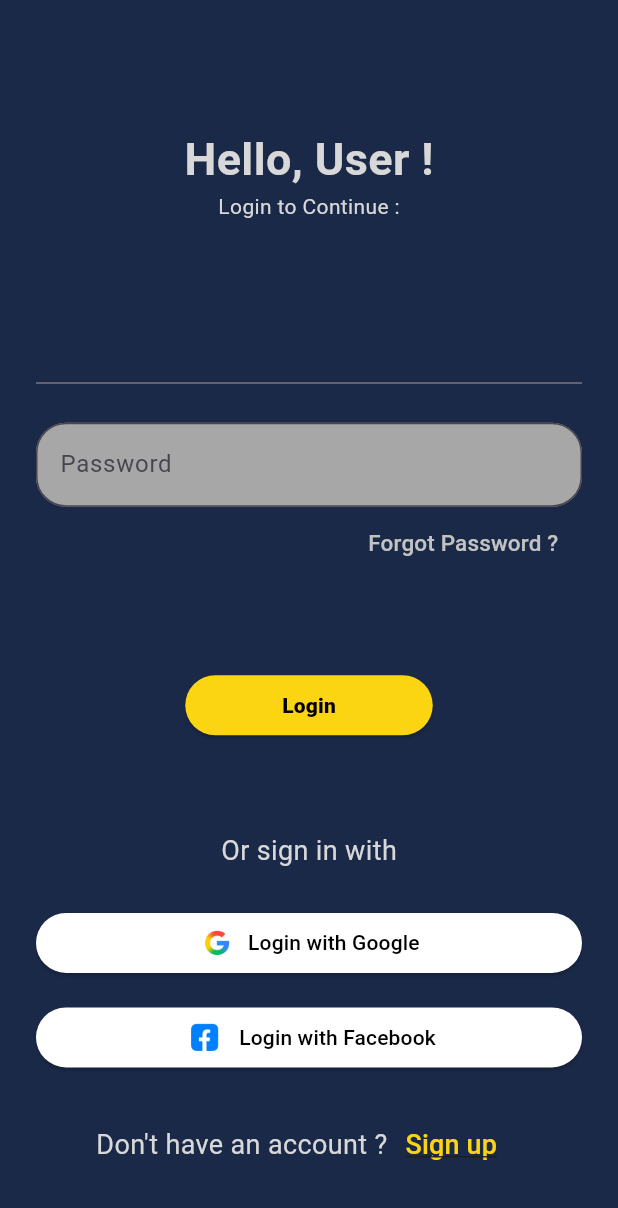
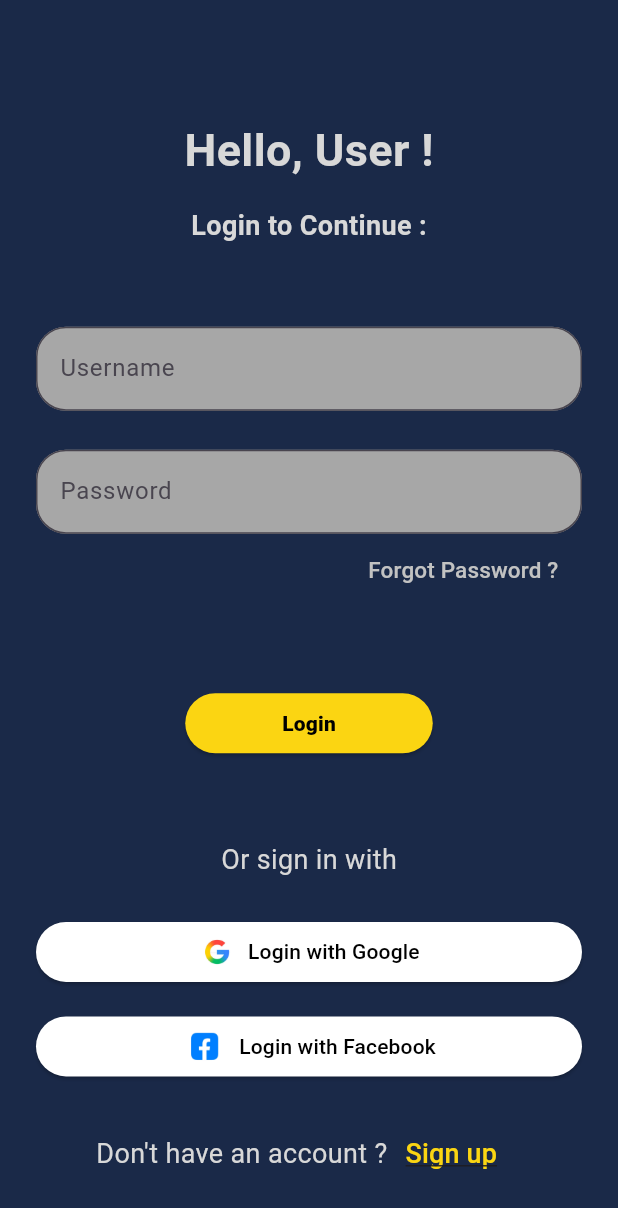
Before and after one commit to anmol-sarin/Flutter-Projects, a Flutter app: the screen it shows after launch, on a phone screen of 412 x 824 dp. Shown: the top 1208 px of the screen. Run offline on Flutter 3.47's test engine with Material 3 defaults, Android fonts, the phone set to English and light mode, and no system bars.

Commit message:
HOLI COMMIT2

```diff
--- a/lib/pages/loginPage.dart
+++ b/lib/pages/loginPage.dart
@@ -28,16 +28,16 @@ class LoginPage extends StatelessWidget{
               ),
 
 
-                // SizedBox(
-                //   height:16 ,
-                // ),
+                SizedBox(
+                  height:16 ,
+                ),
 
 
                 Text("Login to Continue :",
                   style:TextStyle(
                   color:AppColors.font,
-                  // fontWeight: FontWeight.bold,
-                  // fontSize:18
+                  fontWeight: FontWeight.bold,
+                  fontSize:18
                   ),
                 ),
 
@@ -46,10 +46,10 @@ class LoginPage extends StatelessWidget{
 
             TextField(
               decoration:InputDecoration(
-              // hintText:"Username",
-              // border:OutlineInputBorder(borderRadius: BorderRadius.all(Radius.circular(20) )),
-              // filled:true,
-              // fillColor:AppColors.disFont,
+              hintText:"Username",
+              border:OutlineInputBorder(borderRadius: BorderRadius.all(Radius.circular(20) )),
+              filled:true,
+              fillColor:AppColors.disFont,
               )
             ),
 
```
